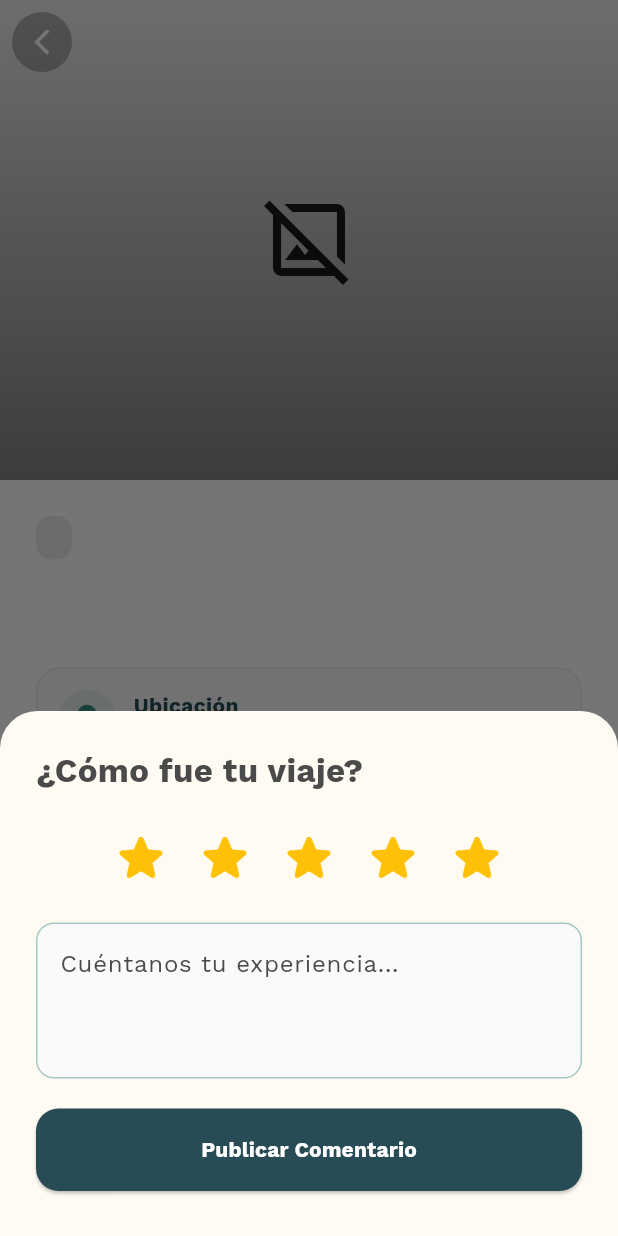
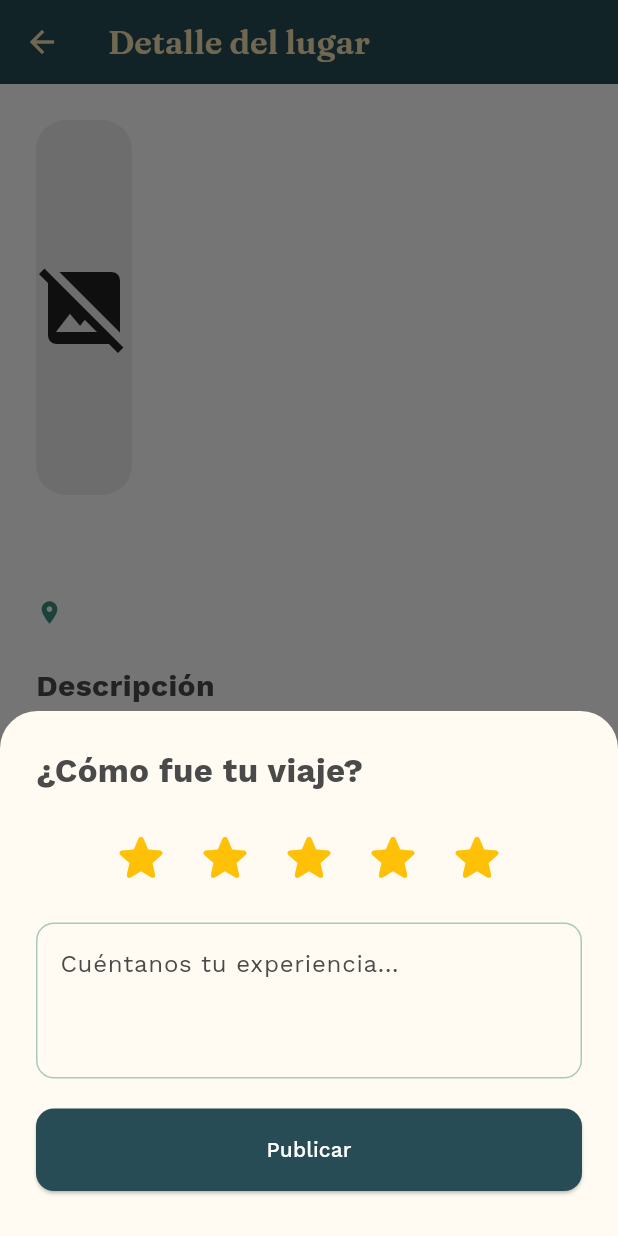
Before and after one commit to LaurisDev/TripMeet, a Flutter app: the DetalleLugarScreen screen opened directly with empty values, after a tap on "Calificar", on a phone screen of 412 x 824 dp. Run offline on Flutter 3.47's test engine with Material 3 defaults, Android fonts, the phone set to English and light mode, and no system bars; our stand-ins replace cloud_firestore, file_picker, firebase_auth, firebase_core, geolocator, google_fonts and 1 more; accounts and stored records are empty.

Commit message:
Anderson: Sincronización final de reseñas con subcolección 'Reseñas' y reglas de Firebase

```diff
--- a/lib/detalle_lugar_screen.dart
+++ b/lib/detalle_lugar_screen.dart
@@ -7,10 +7,7 @@ import 'app_theme.dart';
 class DetalleLugarScreen extends StatefulWidget {
   final Lugar lugar;
 
-  const DetalleLugarScreen({
-    super.key,
-    required this.lugar,
-  });
+  const DetalleLugarScreen({super.key, required this.lugar});
 
   @override
   State<DetalleLugarScreen> createState() => _DetalleLugarScreenState();
@@ -21,7 +18,9 @@ class _DetalleLugarScreenState extends State<DetalleLugarScreen> {
   final TextEditingController _comentarioController = TextEditingController();
   List<Resena> _resenas = [];
   bool _cargandoResenas = true;
+  bool _guardando = false;
   double _estrellasSeleccionadas = 5;
+  String? _error;
 
   @override
   void initState() {
@@ -30,49 +29,54 @@ class _DetalleLugarScreenState extends State<DetalleLugarScreen> {
   }
 
   Future<void> _cargarResenas() async {
+    setState(() {
+      _cargandoResenas = true;
+      _error = null;
+    });
     try {
       final resenas = await _lugaresService.obtenerResenas(widget.lugar.id);
+      if (mounted) {
         setState(() {
           _resenas = resenas;
           _cargandoResenas = false;
         });
+      }
     } catch (e) {
-      setState(() => _cargandoResenas = false);
+      if (mounted) {
+        setState(() {
+          _error = "No se pudieron cargar las reseñas.";
+          _cargandoResenas = false;
+        });
+      }
     }
   }
 
-  Future<void> _guardarResena(BuildContext context) async {
-    if (_comentarioController.text.trim().isEmpty) {
-      ScaffoldMessenger.of(context).showSnackBar(
-        const SnackBar(content: Text('Por favor, escribe un comentario')),
-      );
-      return;
-    }
-
+  Future<void> _guardarResena(BuildContext context, Function setModalState) async {
+    if (_comentarioController.text.trim().isEmpty) return;
     final user = FirebaseAuth.instance.currentUser;
     final String nombreUsuario = user?.email?.split('@')[0] ?? 'Viajero';
 
+    setModalState(() => _guardando = true);
     try {
       await FirebaseFirestore.instance
           .collection('Lugares')
           .doc(widget.lugar.id)
-          .collection('Resenas')
+          .collection('Reseñas') // Nombre exacto con R mayúscula
           .add({
-        'usuario': nombreUsuario,
+        'usuarioId': user?.uid ?? '',
+        'nombreUsuario': nombreUsuario,
         'comentario': _comentarioController.text.trim(),
         'calificacion': _estrellasSeleccionadas,
         'fecha': FieldValue.serverTimestamp(),
       });
-
       if (!mounted) return;
       _comentarioController.clear();
       Navigator.pop(context);
       _cargarResenas();
     } catch (e) {
       if (mounted) {
-        ScaffoldMessenger.of(context).showSnackBar(
-          const SnackBar(content: Text('Error al guardar tu reseña')),
-        );
+        setModalState(() => _guardando = false);
+        ScaffoldMessenger.of(context).showSnackBar(SnackBar(content: Text('Error: $e')));
       }
     }
   }
@@ -84,152 +88,114 @@ class _DetalleLugarScreenState extends State<DetalleLugarScreen> {
 
     return Scaffold(
       backgroundColor: Colors.white,
+      appBar: AppBar(title: const Text('Detalle del lugar')),
       floatingActionButton: FloatingActionButton.extended(
         onPressed: () => _mostrarFormularioResena(context),
         backgroundColor: AppTheme.verdeAzulado,
         icon: const Icon(Icons.rate_review_rounded, color: Colors.white),
         label: const Text('Calificar', style: TextStyle(color: Colors.white, fontWeight: FontWeight.bold)),
       ),
-      body: CustomScrollView(
-        slivers: [
-          // CABECERA COLAPSABLE PREMIUM (Anderson)
-          SliverAppBar(
-            expandedHeight: 320,
-            pinned: true,
-            flexibleSpace: FlexibleSpaceBar(
-              background: Stack(
-                fit: StackFit.expand,
-                children: [
-                  _imagenPrincipal(tieneFotos),
-                  const DecoratedBox(
-                    decoration: BoxDecoration(
-                      gradient: LinearGradient(
-                        begin: Alignment.topCenter,
-                        end: Alignment.bottomCenter,
-                        colors: [Colors.transparent, Colors.black45],
-                      ),
-                    ),
-                  ),
-                ],
-              ),
-            ),
-            leading: Padding(
-              padding: const EdgeInsets.all(8.0),
-              child: CircleAvatar(
-                backgroundColor: Colors.black26,
-                child: IconButton(
-                  icon: const Icon(Icons.arrow_back_ios_new, color: Colors.white, size: 20),
-                  onPressed: () => Navigator.pop(context),
-                ),
-              ),
-            ),
-          ),
-
-          SliverToBoxAdapter(
-            child: Padding(
-              padding: const EdgeInsets.fromLTRB(24, 24, 24, 100),
+      body: SingleChildScrollView(
+        padding: const EdgeInsets.all(24),
         child: Column(
           crossAxisAlignment: CrossAxisAlignment.start,
           children: [
-                  // Categoría
-                  Container(
-                    padding: const EdgeInsets.symmetric(horizontal: 12, vertical: 6),
-                    decoration: BoxDecoration(
-                      color: AppTheme.azulPetroleo.withOpacity(0.1),
-                      borderRadius: BorderRadius.circular(10),
-                    ),
-                    child: Text(widget.lugar.categoria, style: TextStyle(color: AppTheme.azulPetroleo, fontWeight: FontWeight.bold, fontSize: 12)),
-                  ),
-                  const SizedBox(height: 16),
-
-                  // Nombre del Lugar
+            _buildImagenPrincipal(tieneFotos),
+            const SizedBox(height: 20),
             Text(widget.lugar.nombre, style: const TextStyle(fontSize: 28, fontWeight: FontWeight.bold)),
-
-                  const SizedBox(height: 16),
-
-                  // Ubicación con Diseño de Juan (Integrado)
-                  Container(
-                    width: double.infinity,
-                    padding: const EdgeInsets.all(14),
-                    decoration: BoxDecoration(
-                      color: const Color(0xFFF8F9FA),
-                      borderRadius: BorderRadius.circular(16),
-                      border: Border.all(color: AppTheme.verdeAzulado.withOpacity(0.1)),
-                    ),
-                    child: Row(
-                      crossAxisAlignment: CrossAxisAlignment.start,
-                      children: [
-                        Container(
-                          padding: const EdgeInsets.all(8),
-                          decoration: BoxDecoration(
-                            color: AppTheme.verdeAzulado.withOpacity(0.1),
-                            shape: BoxShape.circle,
-                          ),
-                          child: const Icon(Icons.location_on, color: AppTheme.verdeAzulado, size: 22),
-                        ),
-                        const SizedBox(width: 12),
-                        Expanded(
-                          child: Column(
-                            crossAxisAlignment: CrossAxisAlignment.start,
-                            children: [
-                              const Text('Ubicación', style: TextStyle(color: AppTheme.azulPetroleo, fontWeight: FontWeight.bold)),
-                              const SizedBox(height: 3),
-                              Text(widget.lugar.ubicacion.isEmpty ? 'No disponible' : widget.lugar.ubicacion,
-                                style: const TextStyle(color: Colors.black54)),
-                            ],
-                          ),
-                        ),
-                      ],
-                    ),
-                  ),
-
+            const SizedBox(height: 8),
+            _buildUbicacion(),
+            const SizedBox(height: 24),
+            const Text('Descripción', style: TextStyle(fontSize: 20, fontWeight: FontWeight.bold)),
+            const SizedBox(height: 8),
+            Text(tieneDescripcion ? widget.lugar.descripcion : 'Sin descripción.',
+              style: const TextStyle(fontSize: 16, height: 1.5, color: Colors.black87)),
             const SizedBox(height: 32),
-                  const Text('Sobre este lugar', style: TextStyle(fontSize: 20, fontWeight: FontWeight.bold)),
-                  const SizedBox(height: 12),
-                  Text(tieneDescripcion ? widget.lugar.descripcion : 'Sin descripción.',
-                    style: const TextStyle(fontSize: 16, height: 1.6, color: Colors.black87)),
-
-                  const SizedBox(height: 32),
-                  _seccionFotos(context, tieneFotos),
-
-                  const SizedBox(height: 40),
-
-                  // --- SECCIÓN DE RESEÑAS INNOVADORA (Anderson) ---
-                  Row(
-                    mainAxisAlignment: MainAxisAlignment.spaceBetween,
-                    children: [
-                      const Text('Experiencias', style: TextStyle(fontSize: 22, fontWeight: FontWeight.bold)),
-                      if (_resenas.isNotEmpty)
-                        _badgeCalificacion(),
-                    ],
-                  ),
+            _seccionFotos(tieneFotos),
+            const Divider(height: 60),
+            _buildEncabezadoResenas(),
             const SizedBox(height: 20),
-
             if (_cargandoResenas)
               const Center(child: CircularProgressIndicator())
+            else if (_error != null)
+              _buildErrorCase()
             else if (_resenas.isEmpty)
               const Center(child: Padding(
                 padding: EdgeInsets.symmetric(vertical: 20),
-                      child: Text('Nadie ha comentado aún. ¡Sé el primero!'),
+                child: Text('Este lugar aún no tiene reseñas.', style: TextStyle(color: Colors.grey)),
               ))
             else
-                    ListView.builder(
-                      shrinkWrap: true,
-                      padding: EdgeInsets.zero,
-                      physics: const NeverScrollableScrollPhysics(),
-                      itemCount: _resenas.length,
-                      itemBuilder: (context, index) => _tarjetaResenaModerna(_resenas[index]),
-                    ),
+              _buildListaResenas(),
           ],
         ),
-            ),
-          ),
-        ],
       ),
     );
   }
 
+  Widget _buildEncabezadoResenas() {
+    double promedio = 0;
+    if (_resenas.isNotEmpty) {
+      promedio = _resenas.fold(0.0, (p, e) => p + e.calificacion) / _resenas.length;
+    }
+    return Column(
+      crossAxisAlignment: CrossAxisAlignment.start,
+      children: [
+        const Text('Reseñas', style: TextStyle(fontSize: 22, fontWeight: FontWeight.bold)),
+        const SizedBox(height: 8),
+        Row(
+          children: [
+            const Icon(Icons.star, color: Colors.amber, size: 24),
+            const SizedBox(width: 4),
+            Text(promedio.toStringAsFixed(1), style: const TextStyle(fontSize: 20, fontWeight: FontWeight.bold)),
+            const SizedBox(width: 8),
+            Text('(${_resenas.length} opiniones)', style: const TextStyle(color: Colors.grey)),
+          ],
+        ),
+      ],
+    );
+  }
+
+  Widget _buildListaResenas() {
+    return ListView.builder(
+      shrinkWrap: true,
+      physics: const NeverScrollableScrollPhysics(),
+      itemCount: _resenas.length,
+      itemBuilder: (context, index) {
+        final r = _resenas[index];
+        return Card(
+          margin: const EdgeInsets.only(bottom: 16),
+          child: Padding(
+            padding: const EdgeInsets.all(16),
+            child: Column(
+              crossAxisAlignment: CrossAxisAlignment.start,
+              children: [
+                Row(
+                  mainAxisAlignment: MainAxisAlignment.spaceBetween,
+                  children: [
+                    Text(r.nombreUsuario, style: const TextStyle(fontWeight: FontWeight.bold)),
+                    Row(
+                      children: List.generate(5, (i) => Icon(
+                        Icons.star_rounded,
+                        size: 16,
+                        color: i < r.calificacion ? Colors.amber : Colors.grey.shade300
+                      )),
+                    ),
+                  ],
+                ),
+                const SizedBox(height: 8),
+                Text(r.comentario, style: const TextStyle(color: Colors.black87)),
+                const SizedBox(height: 12),
+                Text("${r.fecha.day}/${r.fecha.month}/${r.fecha.year}", style: const TextStyle(color: Colors.grey, fontSize: 12)),
+              ],
+            ),
+          ),
+        );
+      },
+    );
+  }
+
   void _mostrarFormularioResena(BuildContext context) {
+    _guardando = false;
     showModalBottomSheet(
       context: context,
       isScrollControlled: true,
@@ -257,19 +223,13 @@ class _DetalleLugarScreenState extends State<DetalleLugarScreen> {
                 decoration: InputDecoration(
                   hintText: 'Cuéntanos tu experiencia...',
                   border: OutlineInputBorder(borderRadius: BorderRadius.circular(15)),
-                  filled: true,
-                  fillColor: Colors.grey.shade50,
                 ),
               ),
               const SizedBox(height: 20),
               ElevatedButton(
-                onPressed: () => _guardarResena(context),
-                style: ElevatedButton.styleFrom(
-                  backgroundColor: AppTheme.azulPetroleo,
-                  minimumSize: const Size(double.infinity, 55),
-                  shape: RoundedRectangleBorder(borderRadius: BorderRadius.circular(15)),
-                ),
-                child: const Text('Publicar Comentario', style: TextStyle(color: Colors.white, fontWeight: FontWeight.bold)),
+                onPressed: _guardando ? null : () => _guardarResena(context, setModalState),
+                style: ElevatedButton.styleFrom(backgroundColor: AppTheme.azulPetroleo, minimumSize: const Size(double.infinity, 55)),
+                child: _guardando ? const CircularProgressIndicator(color: Colors.white) : const Text('Publicar', style: TextStyle(color: Colors.white)),
               ),
               const SizedBox(height: 30),
             ],
@@ -279,52 +239,14 @@ class _DetalleLugarScreenState extends State<DetalleLugarScreen> {
     );
   }
 
-  Widget _badgeCalificacion() {
-    double suma = _resenas.fold(0, (p, e) => p + e.calificacion);
-    double promedio = double.parse((suma / _resenas.length).toStringAsFixed(1));
-    return Container(
-      padding: const EdgeInsets.symmetric(horizontal: 10, vertical: 4),
-      decoration: BoxDecoration(color: Colors.amber.shade100, borderRadius: BorderRadius.circular(8)),
-      child: Row(children: [const Icon(Icons.star, color: Colors.amber, size: 18), const SizedBox(width: 4), Text('$promedio', style: const TextStyle(fontWeight: FontWeight.bold))]),
-    );
-  }
+  Widget _buildErrorCase() => Center(child: Column(children: [Text(_error!, style: const TextStyle(color: Colors.red)), TextButton(onPressed: _cargarResenas, child: const Text('Reintentar'))]));
 
-  Widget _tarjetaResenaModerna(Resena r) {
-    return Container(
-      margin: const EdgeInsets.only(bottom: 20),
-      padding: const EdgeInsets.all(16),
-      decoration: BoxDecoration(color: const Color(0xFFFBFBFB), borderRadius: BorderRadius.circular(20), border: Border.all(color: Colors.black.withOpacity(0.03))),
-      child: Column(
-        crossAxisAlignment: CrossAxisAlignment.start,
-        children: [
-          Row(
-            children: [
-              CircleAvatar(backgroundColor: AppTheme.verdeAzulado.withOpacity(0.1), child: Text(r.usuario.isNotEmpty ? r.usuario[0] : 'U', style: const TextStyle(fontWeight: FontWeight.bold))),
-              const SizedBox(width: 12),
-              Expanded(child: Column(crossAxisAlignment: CrossAxisAlignment.start, children: [Text(r.usuario, style: const TextStyle(fontWeight: FontWeight.bold)), const Text('Viajero verificado', style: TextStyle(color: Colors.grey, fontSize: 12))])),
-              Row(children: List.generate(5, (i) => Icon(Icons.star_rounded, size: 16, color: i < r.calificacion ? Colors.amber : Colors.grey.shade300))),
-            ],
-          ),
-          const SizedBox(height: 12),
-          Text(r.comentario, style: const TextStyle(color: Colors.black87, height: 1.4)),
-        ],
-      ),
-    );
-  }
+  Widget _buildImagenPrincipal(bool tieneFotos) => ClipRRect(borderRadius: BorderRadius.circular(20), child: tieneFotos ? Image.network(widget.lugar.fotos.first, height: 250, width: double.infinity, fit: BoxFit.cover) : Container(height: 250, color: Colors.grey.shade200, child: const Icon(Icons.image_not_supported, size: 64)));
 
-  Widget _imagenPrincipal(bool tieneFotos) {
-    return tieneFotos ? Image.network(widget.lugar.fotos.first, fit: BoxFit.cover) : Container(color: Colors.grey.shade200, child: const Icon(Icons.image_not_supported_outlined, size: 64));
-  }
+  Widget _buildUbicacion() => Row(children: [const Icon(Icons.location_on, color: AppTheme.verdeAzulado, size: 18), const SizedBox(width: 4), Expanded(child: Text(widget.lugar.ubicacion, style: const TextStyle(color: Colors.grey)))]);
 
-  Widget _seccionFotos(BuildContext context, bool tieneFotos) {
+  Widget _seccionFotos(bool tieneFotos) {
     if (!tieneFotos) return const SizedBox.shrink();
-    return Column(
-      crossAxisAlignment: CrossAxisAlignment.start,
-      children: [
-        const Text('Galería', style: TextStyle(fontSize: 20, fontWeight: FontWeight.bold)),
-        const SizedBox(height: 16),
-        SizedBox(height: 150, child: ListView.separated(scrollDirection: Axis.horizontal, itemCount: widget.lugar.fotos.length, separatorBuilder: (_, __) => const SizedBox(width: 12), itemBuilder: (context, index) => ClipRRect(borderRadius: BorderRadius.circular(16), child: Image.network(widget.lugar.fotos[index], width: 220, fit: BoxFit.cover)))),
-      ],
-    );
+    return Column(crossAxisAlignment: CrossAxisAlignment.start, children: [const Text('Galería', style: TextStyle(fontSize: 20, fontWeight: FontWeight.bold)), const SizedBox(height: 12), SizedBox(height: 120, child: ListView.separated(scrollDirection: Axis.horizontal, itemCount: widget.lugar.fotos.length, separatorBuilder: (_, __) => const SizedBox(width: 12), itemBuilder: (context, index) => ClipRRect(borderRadius: BorderRadius.circular(12), child: Image.network(widget.lugar.fotos[index], width: 180, fit: BoxFit.cover))))]);
   }
 }
--- a/lib/lugares_service.dart
+++ b/lib/lugares_service.dart
@@ -21,28 +21,17 @@ class Lugar {
     required this.fotos,
   });
 
-  factory Lugar.fromFirestore(
-    DocumentSnapshot<Map<String, dynamic>> documento,
-  ) {
+  factory Lugar.fromFirestore(DocumentSnapshot<Map<String, dynamic>> documento) {
     final datos = documento.data() ?? {};
-
     return Lugar(
       id: documento.id,
       nombre: datos['nombre'] as String? ?? '',
       descripcion: datos['descripcion'] as String? ?? '',
       categoria: datos['categoria'] as String? ?? 'Otros',
       ubicacion: datos['Ubicacion'] as String? ?? '',
-      latitud: datos['latitud'] == null
-          ? 0.0
-          : (datos['latitud'] as num).toDouble(),
-      longitud: datos['longitud'] == null
-          ? 0.0
-          : (datos['longitud'] as num).toDouble(),
-      fotos: datos['Fotos'] == null
-          ? []
-          : (datos['Fotos'] as List<dynamic>)
-              .map((elemento) => elemento.toString())
-              .toList(),
+      latitud: (datos['latitud'] as num?)?.toDouble() ?? 0.0,
+      longitud: (datos['longitud'] as num?)?.toDouble() ?? 0.0,
+      fotos: (datos['Fotos'] as List<dynamic>?)?.map((e) => e.toString()).toList() ?? [],
     );
   }
 }
@@ -51,72 +40,53 @@ class LugaresService {
   final FirebaseFirestore _firestore = FirebaseFirestore.instance;
 
   Future<List<Lugar>> obtenerLugares() async {
-    final snapshot = await _firestore
-        .collection('Lugares')
-        .get()
-        .timeout(const Duration(seconds: 10));
-
+    final snapshot = await _firestore.collection('Lugares').get();
     return snapshot.docs.map(Lugar.fromFirestore).toList();
   }
 
   Future<List<Lugar>> buscarLugares(String texto, {String? categoria}) async {
     final consulta = texto.trim().toLowerCase();
-
-    final snapshot = await _firestore
-        .collection('Lugares')
-        .get()
-        .timeout(const Duration(seconds: 10));
-
+    final snapshot = await _firestore.collection('Lugares').get();
     var lugares = snapshot.docs.map((doc) => Lugar.fromFirestore(doc)).toList();
 
-    // Filtrar por texto si existe
     if (consulta.isNotEmpty) {
       lugares = lugares.where((l) => l.nombre.toLowerCase().contains(consulta)).toList();
     }
-
-    // Filtrar por categoría si el usuario seleccionó una (HU-07)
     if (categoria != null && categoria != 'Todos') {
-      lugares = lugares.where((l) => l.categoria == categoria).toList();
+      lugares = lugares.where((l) => l.categoria.toLowerCase() == categoria.toLowerCase()).toList();
     }
-
     return lugares;
   }
 
-  // HU-08: Obtener reseñas de un lugar
+  // HU-08: Leer reseñas desde la SUBCOLECCIÓN exacta de tu imagen (Reseñas con R mayúscula)
   Future<List<Resena>> obtenerResenas(String lugarId) async {
-    final snapshot = await _firestore
-        .collection('Lugares')
-        .doc(lugarId)
-        .collection('Resenas')
-        .orderBy('fecha', descending: true)
-        .get();
+    try {
+      print("🚀 Intentando leer de: Lugares/$lugarId/Reseñas");
 
-    return snapshot.docs.map((doc) => Resena.fromFirestore(doc)).toList();
-  }
+      final snapshot = await _firestore
+          .collection('Lugares')
+          .doc(lugarId)
+          .collection('Reseñas') // Nombre exacto de tu captura de pantalla
+          .get();
 
-  Future<Lugar?> obtenerLugar(String id) async {
-    final documento =
-        await _firestore.collection('Lugares').doc(id).get();
+      print("✅ ¡ÉXITO! Se encontraron ${snapshot.docs.length} reseñas.");
 
-    if (!documento.exists) {
-      return null;
+      return snapshot.docs.map((doc) => Resena.fromFirestore(doc)).toList();
+    } catch (e) {
+      print("🚨 ERROR EN FIREBASE: $e");
+      rethrow;
     }
-
-    return Lugar.fromFirestore(documento);
   }
 }
 
-typedef LugarService = LugaresService;
-
-// HU-08: Modelo de Reseña
 class Resena {
-  final String usuario;
+  final String nombreUsuario;
   final String comentario;
   final double calificacion;
   final DateTime fecha;
 
   Resena({
-    required this.usuario,
+    required this.nombreUsuario,
     required this.comentario,
     required this.calificacion,
     required this.fecha,
@@ -125,10 +95,12 @@ class Resena {
   factory Resena.fromFirestore(DocumentSnapshot doc) {
     final datos = doc.data() as Map<String, dynamic>;
     return Resena(
-      usuario: datos['usuario'] ?? 'Anónimo',
+      nombreUsuario: datos['nombreUsuario'] ?? 'Anónimo',
       comentario: datos['comentario'] ?? '',
       calificacion: (datos['calificacion'] ?? 0).toDouble(),
       fecha: (datos['fecha'] as Timestamp?)?.toDate() ?? DateTime.now(),
     );
   }
 }
+
+typedef LugarService = LugaresService;
```
Lines whose indentation alone changed are shown as unchanged.
